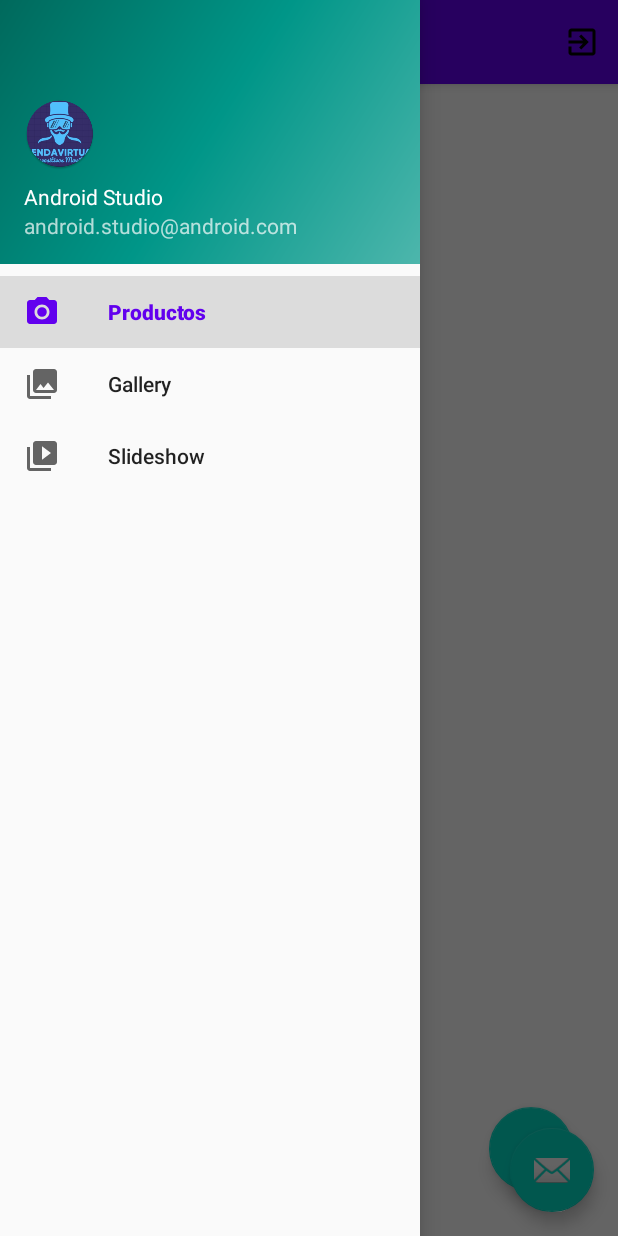
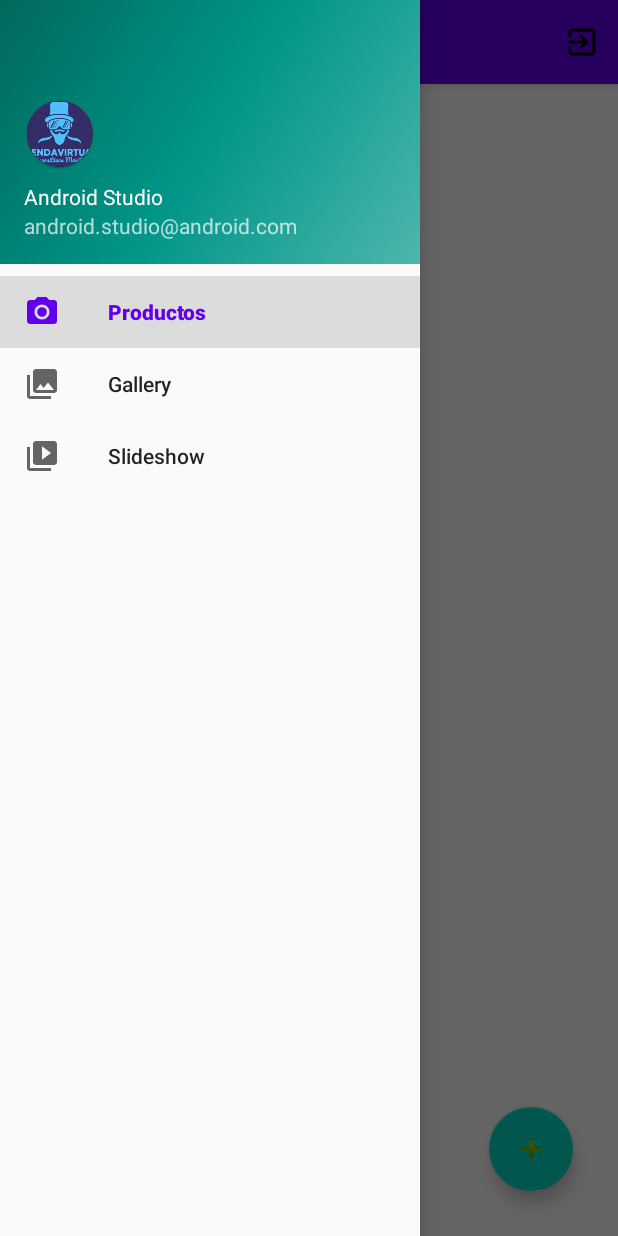
Before and after one commit to dachava/AndroidStore, an Android app: the screen it shows after launch once a user with an empty profile is signed in (Principal), with the side drawer open, on a phone screen of 412 x 824 dp. Run offline under Robolectric (Android 15) with nearby library versions, the phone set to English and light mode, and no system bars; our stand-ins replace Firebase (no records; nobody signed in at launch, a user with empty details on screens opened directly), navigation-ui.

Commit message:
Fixes en el crud

```diff
--- a/app/src/main/java/com/tiendavirtual/Principal.kt
+++ b/app/src/main/java/com/tiendavirtual/Principal.kt
@@ -29,10 +29,7 @@ class Principal : AppCompatActivity() {
 
         setSupportActionBar(binding.appBarPrincipal.toolbar)
 
-        binding.appBarPrincipal.fab.setOnClickListener { view ->
-            Snackbar.make(view, "Replace with your own action", Snackbar.LENGTH_LONG)
-                .setAction("Action", null).show()
-        }
+
         val drawerLayout: DrawerLayout = binding.drawerLayout
         val navView: NavigationView = binding.navView
         val navController = findNavController(R.id.nav_host_fragment_content_principal)
--- a/app/src/main/res/layout/app_bar_principal.xml
+++ b/app/src/main/res/layout/app_bar_principal.xml
@@ -22,13 +22,4 @@
 
     <include layout="@layout/content_principal" />
 
-    <com.google.android.material.floatingactionbutton.FloatingActionButton
-        android:id="@+id/fab"
-        android:layout_width="wrap_content"
-        android:layout_height="wrap_content"
-        android:layout_gravity="bottom|end"
-        android:layout_marginEnd="@dimen/fab_margin"
-        android:layout_marginBottom="16dp"
-        app:srcCompat="@android:drawable/ic_dialog_email" />
-
 </androidx.coordinatorlayout.widget.CoordinatorLayout>
```
Also changed, not shown: app/src/main/java/com/tiendavirtual/ui/producto/UpdateProductoFragment.kt (+15 -0 lines), app/src/main/res/layout/fragment_add_producto.xml (+0 -14 lines), app/src/main/res/layout/fragment_update_producto.xml (+0 -9 lines).
